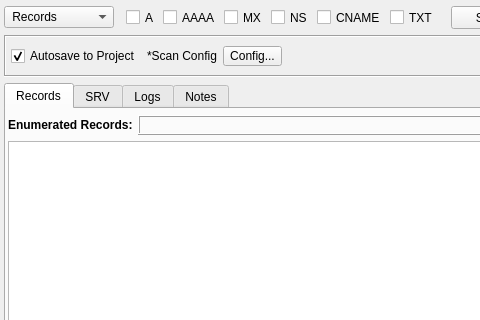
This is sub3suite/src/engines/records/DnsRecords.ui in 3nock/OTE as Qt 5 draws it before an edit; both pictures show x 0 to 480 and y 0 to 320 of the 817 by 427 pixel window. The edited form follows.
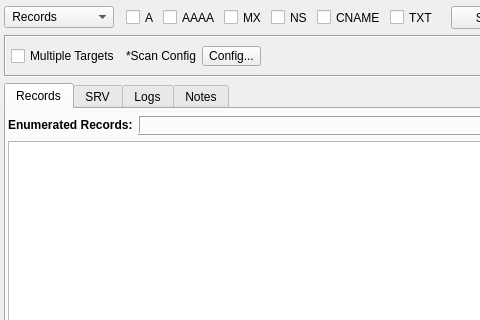
This is the edited form. Custom widgets are drawn as their Qt base class.

```diff
--- a/sub3suite/src/engines/records/DnsRecords.ui
+++ b/sub3suite/src/engines/records/DnsRecords.ui
@@ -330,10 +330,10 @@
       <item>
        <widget class="QCheckBox" name="checkBox">
         <property name="text">
-         <string>Autosave to Project</string>
+         <string>Multiple Targets</string>
         </property>
         <property name="checked">
-         <bool>true</bool>
+         <bool>false</bool>
         </property>
        </widget>
       </item>
```
Left out of the diff: 2 changed lines with no effect on the pictures.
